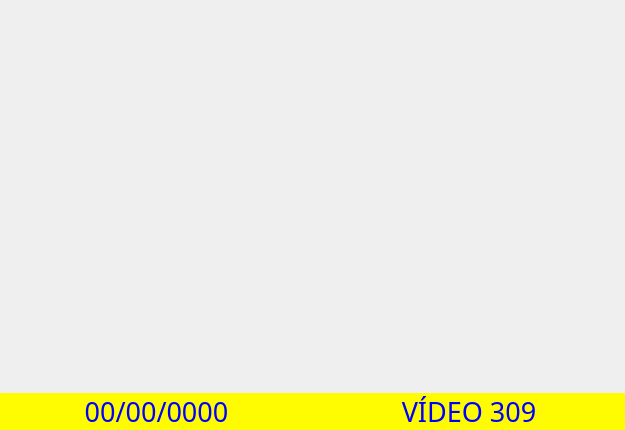
Before: the Qt Designer form panes/items/fvideoitem.ui in victormac3000/Fusion_ffmpeg_studio, drawn with Qt 5.
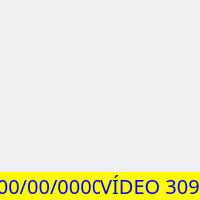
After: the same form once the commit is applied. Icons and pictures are not drawn.

Commit message: Editor pane displaying videos in the grid

Patch:
```diff
--- a/panes/items/fvideoitem.ui
+++ b/panes/items/fvideoitem.ui
@@ -1,18 +1,27 @@
 <?xml version="1.0" encoding="UTF-8"?>
 <ui version="4.0">
  <class>FVideoItem</class>
- <widget class="QWidget" name="FVideoItem">
+ <widget class="QFrame" name="FVideoItem">
   <property name="geometry">
    <rect>
     <x>0</x>
     <y>0</y>
-    <width>625</width>
-    <height>430</height>
+    <width>200</width>
+    <height>200</height>
    </rect>
   </property>
+  <property name="minimumSize">
+   <size>
+    <width>200</width>
+    <height>200</height>
+   </size>
+  </property>
   <property name="windowTitle">
    <string>Form</string>
   </property>
+  <property name="styleSheet">
+   <string notr="true"/>
+  </property>
   <layout class="QVBoxLayout" name="verticalLayout" stretch="100,0">
    <property name="spacing">
     <number>0</number>
@@ -55,7 +64,7 @@
        <property name="font">
         <font>
          <family>Monaco</family>
-         <pointsize>20</pointsize>
+         <pointsize>15</pointsize>
         </font>
        </property>
        <property name="styleSheet">
@@ -75,7 +84,7 @@
        <property name="font">
         <font>
          <family>Montserrat</family>
-         <pointsize>20</pointsize>
+         <pointsize>15</pointsize>
         </font>
        </property>
        <property name="styleSheet">
```
The commit also changes 12 other files.
